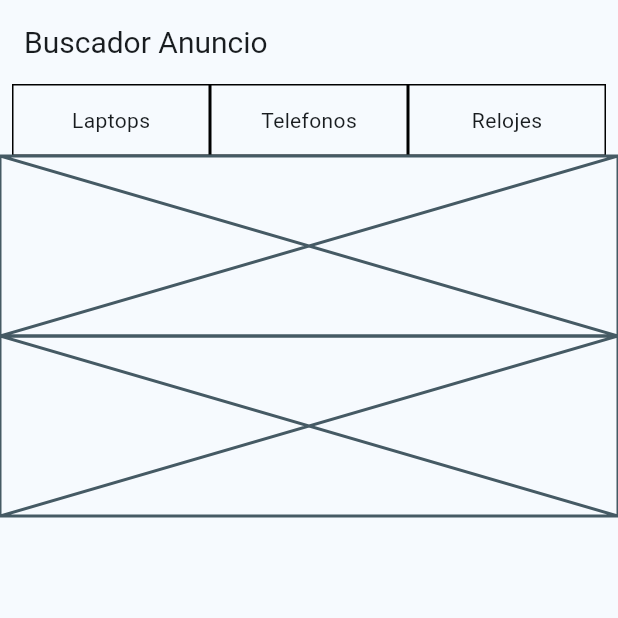
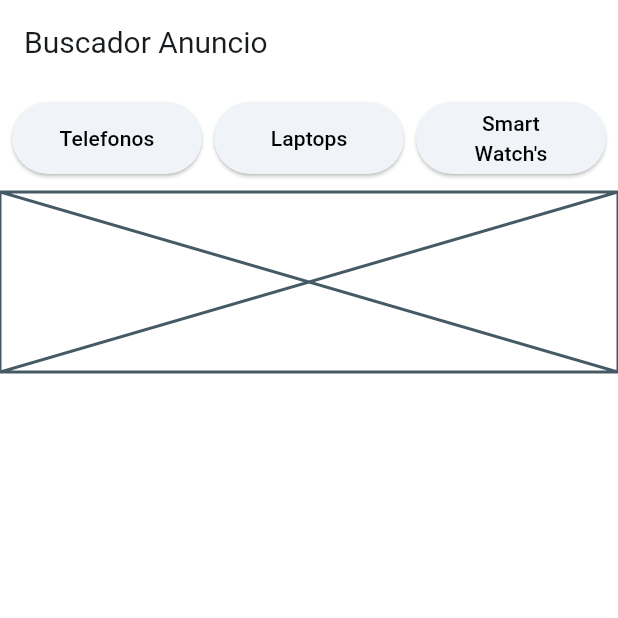
Before and after one commit to KevEspinoza/test_app_flutter, a Flutter app: the screen it shows after launch, on a phone screen of 412 x 824 dp, the top half of it. Run offline on Flutter 3.47's test engine with Material 3 defaults, Android fonts, the phone set to English and light mode, and no system bars; our stand-ins replace dio, firebase_core, firebase_messaging, flutter_dotenv, go_router; accounts and stored records are empty; network calls fail.

Commit message:
feat: finished home screen

```diff
--- a/lib/config/router/app_router.dart
+++ b/lib/config/router/app_router.dart
@@ -12,7 +12,11 @@ final appRouter = GoRouter(
     GoRoute(
       path: DetailScreen.path,
       name: DetailScreen.name,
-      builder: (context, state) =>  const DetailScreen(),
+      builder: (context, state){
+        final data = state.extra as Map<String, dynamic>;
+
+        return DetailScreen(data: data["item"],);
+      },
     ),
     GoRoute(
       path: SellerDetailScreen.path,
--- a/lib/infraestructure/datasource/advertisement_datasource_impl.dart
+++ b/lib/infraestructure/datasource/advertisement_datasource_impl.dart
@@ -8,7 +8,7 @@ class AdvertisementDataSourceImpl extends AdvertisementDataSource{
 
   @override
   Future<List<AdvertisementsEntity>> getAdvertisement(int page) async{
-    final response = await Utils.getDio().get('advertisement');
+    final response = await Utils.getDio().get('advertisements');
 
     final advertisementResponse = advertisementsResponseFromJson(response.data.toString());
 
--- a/lib/main.dart
+++ b/lib/main.dart
@@ -1,4 +1,5 @@
 import 'package:firebase_core/firebase_core.dart';
+import 'package:firebase_messaging/firebase_messaging.dart';
 import 'package:flutter/material.dart';
 import 'package:flutter/services.dart';
 import 'package:provider/provider.dart';
@@ -13,6 +14,8 @@ void main() async{
   await Firebase.initializeApp(
     options: DefaultFirebaseOptions.currentPlatform,
   );
+   final token = await FirebaseMessaging.instance.getToken();
+  print(token);
   await Environment.initEnvironment();
   SystemChrome.setPreferredOrientations([
       DeviceOrientation.portraitUp,
@@ -28,7 +31,7 @@ class MainApp extends StatelessWidget {
   Widget build(BuildContext context) {
     return MultiProvider(
       providers: [
-        Provider(create: (_) => AdvertisementProvider()),
+        ChangeNotifierProvider(create: (_) => AdvertisementProvider()),
       ],
       child: MaterialApp.router(
         debugShowCheckedModeBanner: false,
--- a/lib/presentation/screens/home/home_screen.dart
+++ b/lib/presentation/screens/home/home_screen.dart
@@ -1,7 +1,11 @@
 import 'package:flutter/material.dart';
+import 'package:go_router/go_router.dart';
 import 'package:provider/provider.dart';
+import 'package:test_app/config/constants/utils.dart';
 import 'package:test_app/domain/entities/advertisements_entity.dart';
+import 'package:test_app/infraestructure/mappers/advertisement_mapper.dart';
 import 'package:test_app/presentation/providers/advertisement/advertisement_provider.dart';
+import 'package:test_app/presentation/screens/detail/detail_screen.dart';
 import 'package:test_app/widgets/shared/snackbar.dart';
 
 class HomeScreen extends StatefulWidget {
@@ -21,6 +25,7 @@ class _HomeScreenState extends State<HomeScreen> {
   void initState() {
     WidgetsBinding.instance.addPostFrameCallback((_){
       context.read<AdvertisementProvider>().getAdvertisement();
+      context.read<AdvertisementProvider>().initScrollController();
     });
     super.initState();
   }
@@ -36,7 +41,10 @@ class _HomeScreenState extends State<HomeScreen> {
     };
 
     return Scaffold(
+      backgroundColor: Colors.white,
       appBar: AppBar(
+        surfaceTintColor: Colors.white,
+        backgroundColor: Colors.white,
         title: const Text(
           'Buscador Anuncio',
           style: TextStyle(
@@ -50,7 +58,7 @@ class _HomeScreenState extends State<HomeScreen> {
         )
       : Column(
         children: [
-          const _TypeAdvertisements(),
+          _TypeAdvertisements(advertisementProvider: advertisementProvider),
           const _SearchBar(),
           advertisementProvider.advertisementData.isEmpty
           ? const _EmptyState()
@@ -91,10 +99,7 @@ class _SearchBar extends StatelessWidget {
 
   @override
   Widget build(BuildContext context) {
-    return const SizedBox(
-      height: 120,
-      child: Placeholder(),
-    );
+    return const SizedBox();
   }
 }
 
@@ -133,14 +138,51 @@ class _AdvertisementItem extends StatelessWidget {
 
   @override
   Widget build(BuildContext context) {
-    return Card(
+    return Padding(
+      padding: const EdgeInsets.all(8),
+      child: GestureDetector(
+        onTap: () {
+          context.push(DetailScreen.path, extra: {
+            "item": data
+          });
+        },
+        child: Card(
+          surfaceTintColor: Colors.white,
+          color: Colors.white,
           elevation: 2,
+          child: Padding(
+            padding: const EdgeInsets.all(12),
+            child: Row(
+              children: [
+                Hero(
+                  tag: data.id,
+                  child: SizedBox(
+                    width: 100,
+                    height: 80,
+                    child: Image.asset(data.imageUrl),
+                  ),
+                ),
+                const SizedBox(width: 20,),
+                Flexible(
                   child: Column(
+                    crossAxisAlignment: CrossAxisAlignment.start,
                     children: [
-          Text(data.title),
-          Text(data.price.toString()),
-          Text('${data.description.substring(0, 14)}...')
+                      Row(
+                        children: [
+                          Text(data.title, style: const TextStyle(fontWeight: FontWeight.w500, fontSize: 16),),
+                          const Spacer(),
+                          Text(Utils.intToPrice(data.price))
                         ],
+                      ),
+                      const SizedBox(height: 8,),
+                      Text(data.description, maxLines: 2, style: const TextStyle(overflow: TextOverflow.ellipsis),)
+                    ],
+                  ),
+                )
+              ],
+            ),
+          )
+        ),
       ),
     );
   }
@@ -148,51 +190,102 @@ class _AdvertisementItem extends StatelessWidget {
 
 class _TypeAdvertisements extends StatelessWidget {
 
-  const _TypeAdvertisements();
+  final AdvertisementProvider advertisementProvider;
+
+  const _TypeAdvertisements({
+    required this.advertisementProvider,
+  });
 
   @override
   Widget build(BuildContext context) {
 
-    final noSelectedDecoration = BoxDecoration(
-      border: Border.all(color: Colors.black)
-    );
-
     return Padding(
-      padding: const EdgeInsets.symmetric(horizontal: 8),
+      padding: const EdgeInsets.symmetric(horizontal: 8, vertical: 12),
       child: SizedBox(
         child: Row(
           children: [
             Expanded(
-              child: Container(
-                decoration: noSelectedDecoration,
+              child: SizedBox(
                 height: 48,
-                child: const Center(
+                child: ElevatedButton(
+                  style: ButtonStyle(
+                    backgroundColor: advertisementProvider.typeSelected == null
+                    ? null
+                    : advertisementProvider.typeSelected! == AdvertisementType.phones
+                    ? const WidgetStatePropertyAll(Colors.blue)
+                    : null
+                  ),
+                  onPressed: (){
+                    advertisementProvider.setTypeSelected(AdvertisementType.phones);
+                  },
+                  child: Center(
                     child: Text(
-                    'Laptops'
+                      'Telefonos',
+                      style: TextStyle(color: advertisementProvider.typeSelected == null
+                      ? Colors.black
+                      : advertisementProvider.typeSelected! == AdvertisementType.phones
+                      ? Colors.white
+                      : Colors.black),
                     ),
                   ),
+                )
               ),
             ),
+            const SizedBox(width: 8,),
             Expanded(
-              child: Container(
-                decoration: noSelectedDecoration,
+              child: SizedBox(
                 height: 48,
-                child: const Center(
+                child: ElevatedButton(
+                  style: ButtonStyle(
+                    backgroundColor: advertisementProvider.typeSelected == null
+                    ? null
+                    : advertisementProvider.typeSelected! == AdvertisementType.laptops
+                    ? const WidgetStatePropertyAll(Colors.blue)
+                    : null
+                  ),
+                  onPressed: (){
+                    advertisementProvider.setTypeSelected(AdvertisementType.laptops);
+                  },
+                  child: Center(
                     child: Text(
-                    'Telefonos'
+                      'Laptops',
+                      style: TextStyle(color: advertisementProvider.typeSelected == null
+                      ? Colors.black
+                      : advertisementProvider.typeSelected! == AdvertisementType.laptops
+                      ? Colors.white
+                      : Colors.black),
                     ),
                   ),
+                )
               ),
             ),
+            const SizedBox(width: 8,),
             Expanded(
-              child: Container(
-                decoration: noSelectedDecoration,
+              child: SizedBox(
                 height: 48,
-                child: const Center(
+                child: ElevatedButton(
+                  style: ButtonStyle(
+                    backgroundColor: advertisementProvider.typeSelected == null
+                    ? null
+                    : advertisementProvider.typeSelected! == AdvertisementType.smartWatchs
+                    ? const WidgetStatePropertyAll(Colors.blue)
+                    : null
+                  ),
+                  onPressed: (){
+                    advertisementProvider.setTypeSelected(AdvertisementType.smartWatchs);
+                  },
+                  child: Center(
                     child: Text(
-                    'Relojes'
+                      'Smart Watch\'s',
+                      textAlign: TextAlign.center,
+                      style: TextStyle(color: advertisementProvider.typeSelected == null
+                      ? Colors.black
+                      : advertisementProvider.typeSelected! == AdvertisementType.smartWatchs
+                      ? Colors.white
+                      : Colors.black),
                     ),
                   ),
+                )
               ),
             ),
           ],
--- a/pubspec.yaml
+++ b/pubspec.yaml
@@ -15,6 +15,7 @@ dependencies:
     sdk: flutter
   flutter_dotenv: ^5.1.0
   go_router: ^14.2.1
+  intl: ^0.19.0
   permission_handler: ^11.3.1
   provider: ^6.1.2
 
@@ -27,3 +28,4 @@ flutter:
   uses-material-design: true
   assets:
     - assets/images/
+    - .env
```
Also changed, not shown: lib/config/constants/utils.dart (+8 -0 lines), lib/presentation/providers/advertisement/advertisement_provider.dart (+26 -8 lines), lib/presentation/screens/detail/detail_screen.dart (+30 -2 lines), pubspec.lock, 1 other file. Lines whose indentation alone changed are shown as unchanged.
